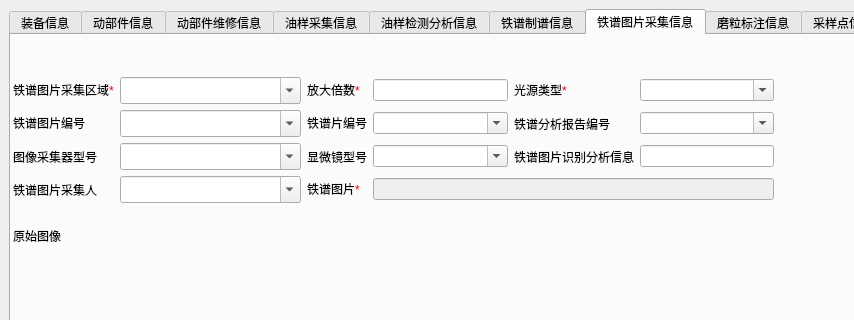
Before: the Qt Designer form imageproperties.ui in WooodHead/labelling3, drawn with Qt 5; both pictures show x 0 to 854 and y 0 to 320 of the 1117 by 468 pixel window.
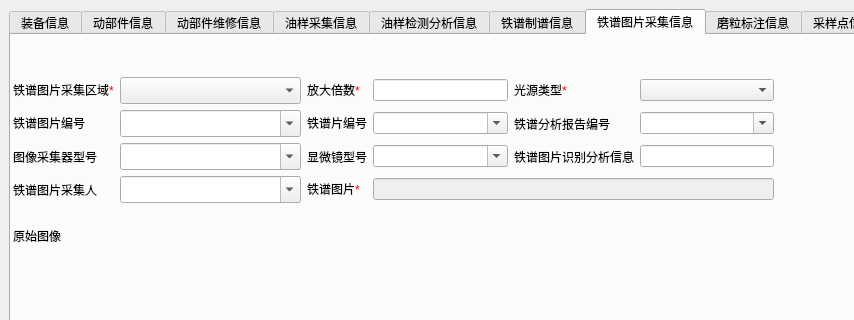
After: the same form once the commit is applied.

```diff
--- a/imageproperties.ui
+++ b/imageproperties.ui
@@ -1223,7 +1223,7 @@
          </size>
         </property>
         <property name="editable">
-         <bool>true</bool>
+         <bool>false</bool>
         </property>
        </widget>
       </item>
@@ -1247,7 +1247,7 @@
       <item row="0" column="5">
        <widget class="QComboBox" name="_comboBoxMentalSampleLightType">
         <property name="editable">
-         <bool>true</bool>
+         <bool>false</bool>
         </property>
        </widget>
       </item>
```
Left out of the diff: 4 changed lines with no effect on the pictures.
